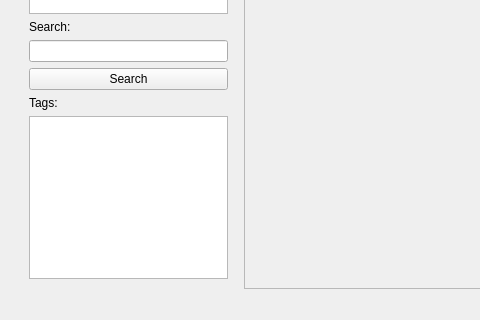
Before: the Qt Designer form mainwindow.ui in liusiqi43/Notability, drawn with Qt 5; both pictures show x 0 to 480 and y 265 to 585 of the 803 by 585 pixel window.
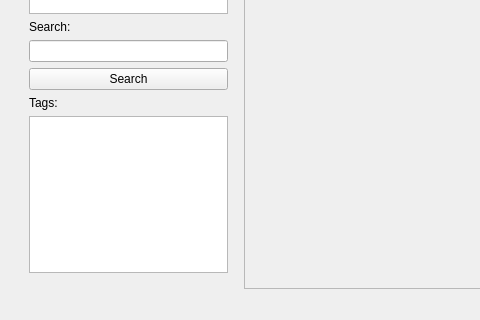
After: the same form once the commit is applied.

Commit message: Tag List no working

```diff
--- a/mainwindow.ui
+++ b/mainwindow.ui
@@ -104,7 +104,10 @@
          </widget>
         </item>
         <item>
-         <widget class="QListWidget" name="tagList">
+         <widget class="QListView" name="tagList">
+          <property name="enabled">
+           <bool>true</bool>
+          </property>
           <property name="maximumSize">
            <size>
             <width>200</width>
@@ -113,6 +116,9 @@
           </property>
          </widget>
         </item>
+        <item>
+         <widget class="QWidget" name="widget" native="true"/>
+        </item>
        </layout>
       </item>
       <item>
```
The commit also changes 5 other files.
